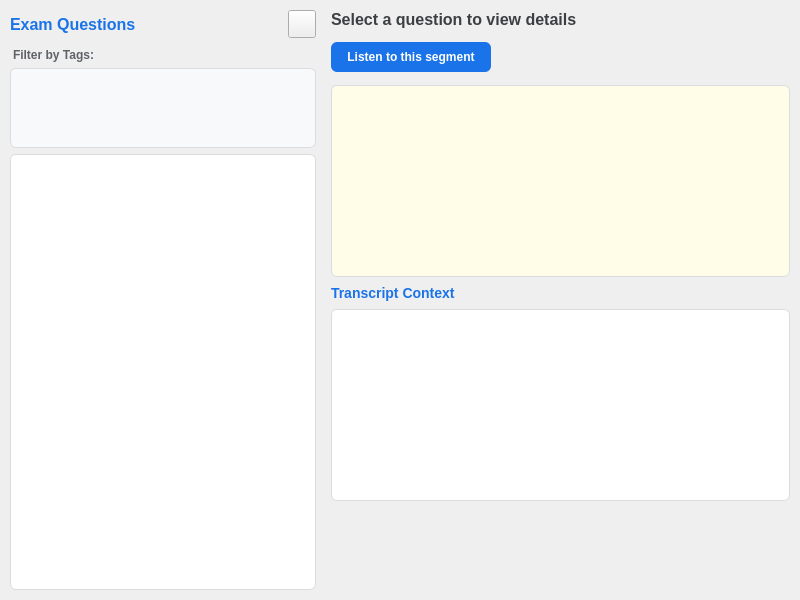
Above: ui/exam_groups_widget.ui from xuanbinh313/pyside6-jun-edu before the change. Below: the same form after it.
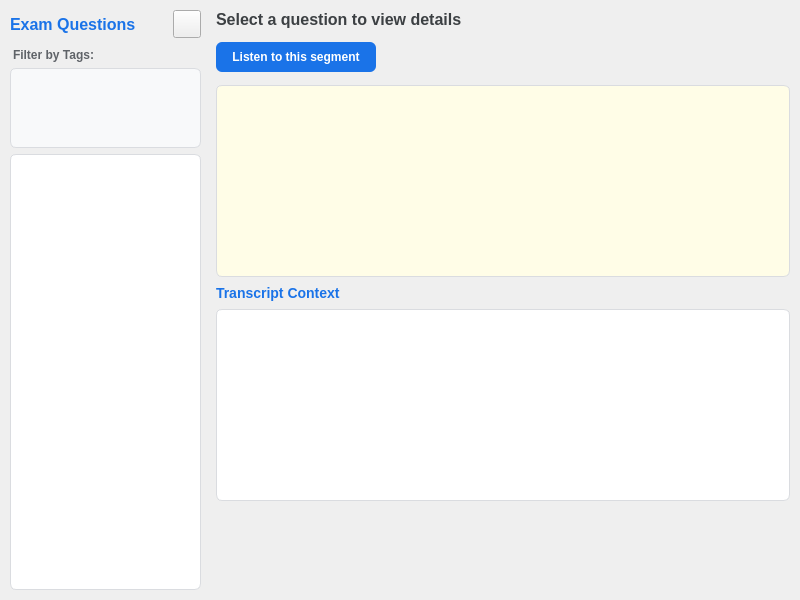
That is the form after the change.

Diff of the .ui file:
```diff
--- a/ui/exam_groups_widget.ui
+++ b/ui/exam_groups_widget.ui
@@ -33,7 +33,7 @@
     <widget class="QWidget" name="left_panel" native="true">
      <property name="sizePolicy">
       <sizepolicy hsizetype="Preferred" vsizetype="Preferred">
-       <horstretch>2</horstretch>
+       <horstretch>1</horstretch>
        <verstretch>0</verstretch>
       </sizepolicy>
      </property>
@@ -140,17 +140,19 @@
                 border: 1px solid #dadce0;
                 border-radius: 6px;
                 background-color: #ffffff;
-                padding: 5px;
             }
             QListWidget::item {
-                padding: 10px;
+                padding: 0 10px;
                 border-bottom: 1px solid #f1f3f4;
             }
             QListWidget::item:selected {
                 background-color: #e8f0fe;
                 color: #1a73e8;
-                font-weight: bold;
-                border-radius: 4px;
+                border: none;
+            }
+
+            QListWidget {
+                outline: 0;
             }
         </string>
         </property>
@@ -321,7 +323,7 @@
           <rect>
            <x>0</x>
            <y>0</y>
-           <width>459</width>
+           <width>574</width>
            <height>548</height>
           </rect>
          </property>
```
